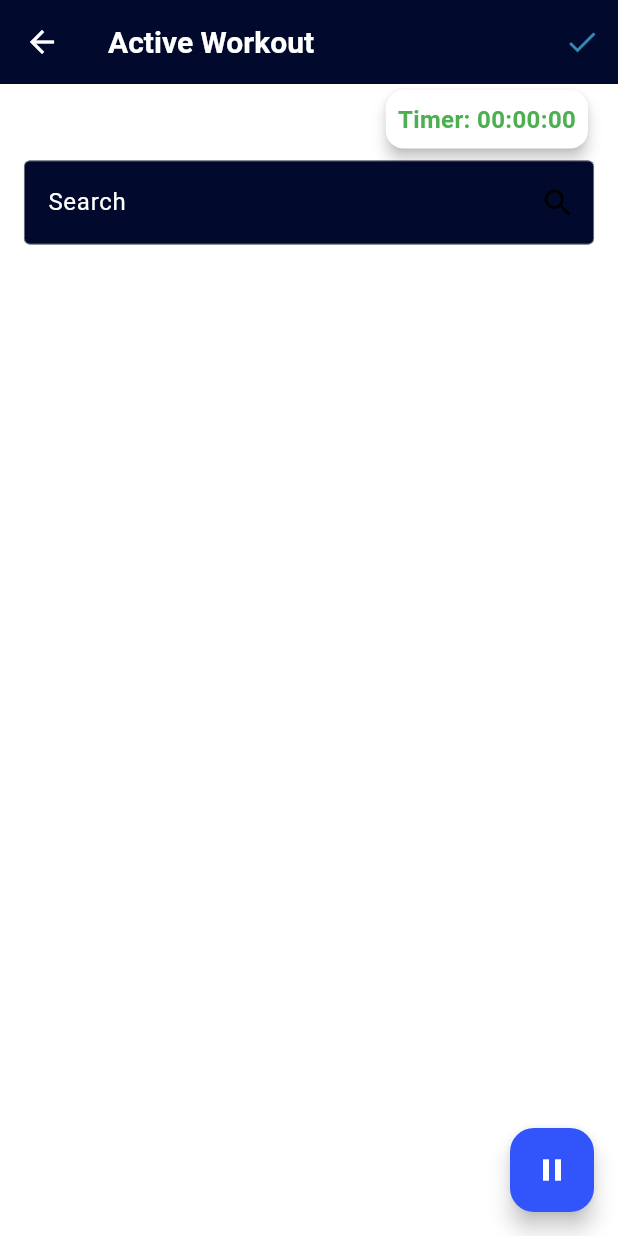
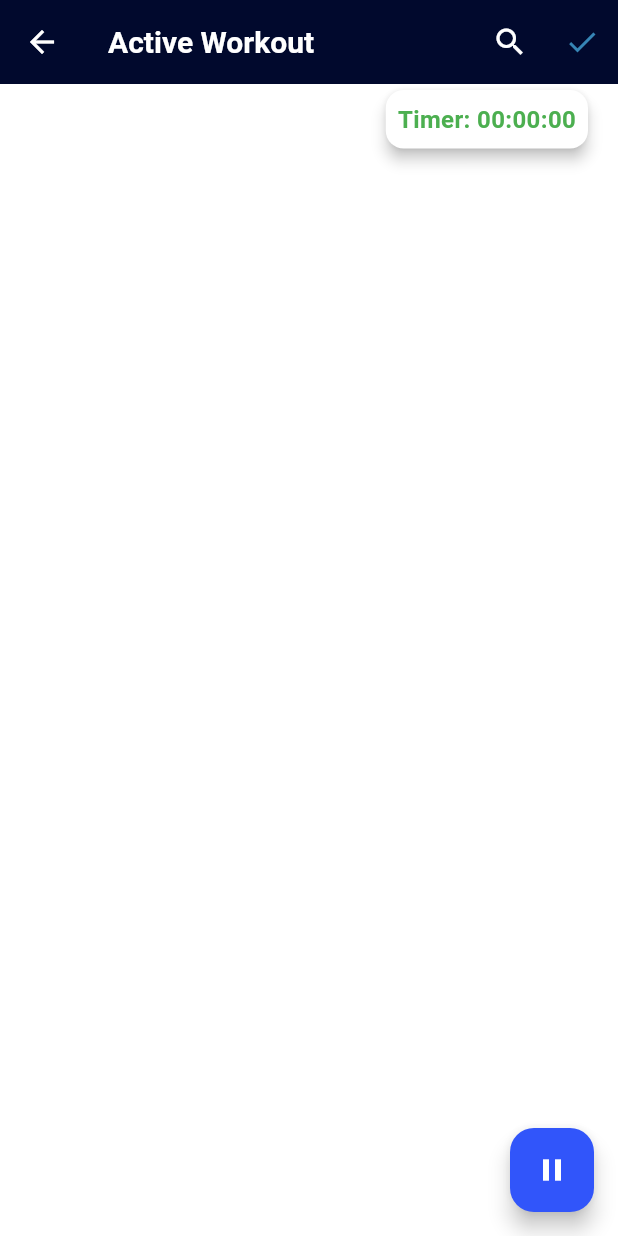
Before and after one commit to grantrisk/peak, a Flutter app: the NewWorkoutScreen screen opened directly, on a phone screen of 412 x 824 dp. Run offline on Flutter 3.47's test engine with Material 3 defaults, Android fonts, the phone set to English and light mode, and no system bars.

Commit message:
updated the searchable_dropdown.dart

```diff
--- a/lib/screens/new_workout_screen.dart
+++ b/lib/screens/new_workout_screen.dart
@@ -95,6 +95,11 @@ class _NewWorkoutScreenState extends State<NewWorkoutScreen> {
           title: Text('Active Workout'),
           actions: [
             IconButton(
+              icon: Icon(Icons.search),
+              onPressed: () => SearchableDropdown.show(
+                  context, _allExercises, _selectExercise),
+            ),
+            IconButton(
               icon: Icon(Icons.done),
               color: theme.colorScheme.secondary,
               onPressed: _submitWorkout,
@@ -135,13 +140,6 @@ class _NewWorkoutScreenState extends State<NewWorkoutScreen> {
                           );
                         },
                       ),
-                      SearchableDropdown(
-                          items: _allExercises,
-                          onItemSelect: (exercise) {
-                            HapticFeedback.heavyImpact();
-                            _selectExercise(exercise);
-                          }),
-                      SizedBox(height: 20),
                     ],
                   ),
                 ),
--- a/lib/widgets/searchable_dropdown.dart
+++ b/lib/widgets/searchable_dropdown.dart
@@ -1,13 +1,33 @@
+import 'package:flutter/cupertino.dart';
 import 'package:flutter/material.dart';
+import 'package:flutter/services.dart';
 
 class SearchableDropdown extends StatefulWidget {
   final List<dynamic> items;
-  final Function(dynamic) onItemSelect;
+  final Function(Map<String, dynamic>) onItemSelect; // Updated type here
 
   SearchableDropdown({required this.items, required this.onItemSelect});
 
   @override
   _SearchableDropdownState createState() => _SearchableDropdownState();
+
+  static void show(BuildContext context, List<dynamic> items,
+      Function(Map<String, dynamic>) onItemSelect) {
+    showModalBottomSheet(
+      context: context,
+      backgroundColor: Color(0xFFFFFFFF),
+      builder: (BuildContext context) {
+        return SearchableDropdown(
+          items: items,
+          onItemSelect: (selectedItem) {
+            HapticFeedback.heavyImpact();
+            onItemSelect(selectedItem); // Ensure this matches the expected type
+            Navigator.pop(context);
+          },
+        );
+      },
+    );
+  }
 }
 
 class _SearchableDropdownState extends State<SearchableDropdown> {
@@ -17,13 +37,13 @@ class _SearchableDropdownState extends State<SearchableDropdown> {
   @override
   void initState() {
     super.initState();
-    _filteredItems = [];
+    _filteredItems = widget.items;
   }
 
   void _filterItems(String enteredKeyword) {
     List<dynamic> results = [];
     if (enteredKeyword.isEmpty) {
-      results = [];
+      results = widget.items;
     } else {
       results = widget.items
           .where((item) => item['name']
@@ -39,44 +59,31 @@ class _SearchableDropdownState extends State<SearchableDropdown> {
 
   @override
   Widget build(BuildContext context) {
-    ThemeData theme = Theme.of(context);
-
     return Column(
-      mainAxisSize: MainAxisSize.min,
       children: [
-        TextField(
-          controller: _controller,
-          onChanged: _filterItems,
-          decoration: InputDecoration(
-            labelText: 'Search',
-            labelStyle: TextStyle(color: theme.colorScheme.onPrimary),
-            enabledBorder: const OutlineInputBorder(
-              borderSide: const BorderSide(color: Colors.grey, width: 0.5),
+        Padding(
+          padding: EdgeInsets.all(16.0),
+          child: TextField(
+            controller: _controller,
+            onChanged: _filterItems,
+            decoration: InputDecoration(
+              labelText: 'Search',
+              suffixIcon: Icon(Icons.search),
             ),
-            focusedBorder: OutlineInputBorder(
-              borderSide:
-                  BorderSide(color: theme.colorScheme.secondary, width: 2.0),
-            ),
-            fillColor: theme.colorScheme.primary,
-            filled: true,
-            suffixIcon: Icon(Icons.search),
+            autofocus: true,
           ),
-          style: TextStyle(
-              color: theme.colorScheme.onSecondary), // Text color when typing
-          cursorColor: theme.colorScheme.onPrimary, // Cursor color
         ),
-        Flexible(
+        Expanded(
           child: ListView.builder(
-            shrinkWrap: true,
             itemCount: _filteredItems.length,
             itemBuilder: (context, index) {
               return ListTile(
-                title: Text(_filteredItems[index]['name'],
-                    style: TextStyle(color: theme.colorScheme.onPrimary)),
+                style: ListTileStyle.drawer,
+                title: Text(
+                  _filteredItems[index]['name'],
+                ),
                 onTap: () {
                   widget.onItemSelect(_filteredItems[index]);
-                  _controller.clear();
-                  _filterItems('');
                 },
               );
             },
```
